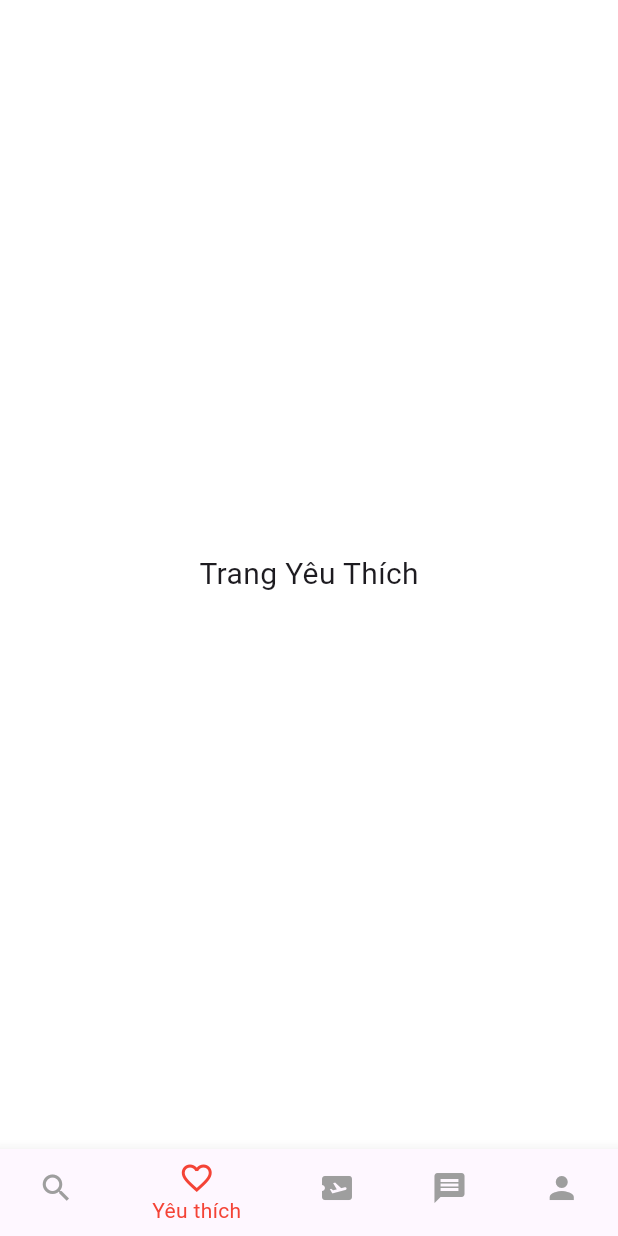
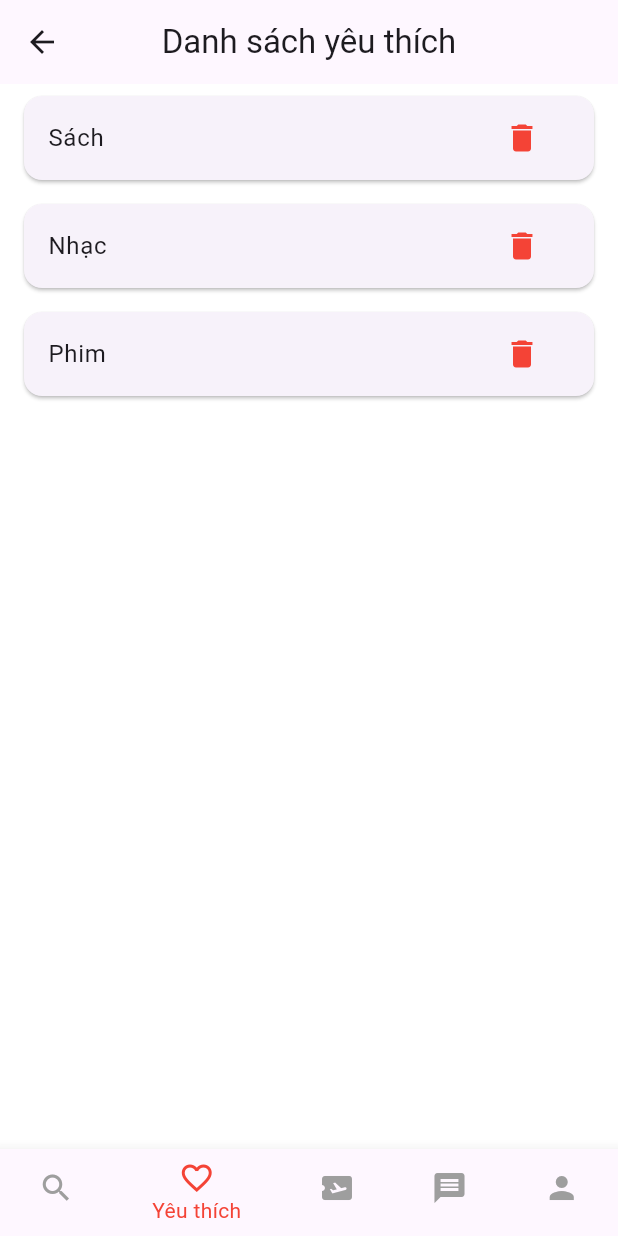
Before and after one commit to ThanhGay/hms-fe, a Flutter app: the HomeScreenBottom screen opened by its route, item 2 of the bottom bar chosen, on a phone screen of 412 x 824 dp. Run offline on Flutter 3.47's test engine with Material 3 defaults, Android fonts, the phone set to English and light mode, and no system bars; our stand-ins replace dio, flutter_svg, shared_preferences; accounts and stored records are empty; network calls fail.

Commit message:
Cấu hình lại code, call api favourite

```diff
--- /dev/null
+++ b/lib/Data/favourite_provider.dart
@@ -0,0 +1,13 @@
+import 'package:android_hms/Entity/favourite.dart';
+import 'package:flutter/material.dart';
+
+class FavouriteProvider extends ChangeNotifier {
+  List<Favourite> _favourite = [];
+
+  List<Favourite> get favourite => _favourite;
+
+  void setFavourite(List<Favourite> data) {
+    _favourite = data;
+    notifyListeners();
+  }
+}
--- /dev/null
+++ b/lib/Entity/favourite.dart
@@ -0,0 +1,19 @@
+import 'package:flutter/foundation.dart';
+
+class Favourite {
+  final int favouriteId;
+  final int customerId;
+  final int roomId;
+
+  Favourite(
+      {required this.favouriteId,
+      required this.customerId,
+      required this.roomId});
+
+  factory Favourite.fromMap(Map<String, dynamic> map) {
+    return Favourite(
+        favouriteId: map['favouriteId'] ?? 0,
+        customerId: map['customerId'] ?? 0,
+        roomId: map['roomId'] ?? 0);
+  }
+}
--- /dev/null
+++ b/lib/core/services/api_favourite.dart
@@ -0,0 +1,29 @@
+import 'package:android_hms/Data/favourite_provider.dart';
+import 'package:android_hms/Entity/favourite.dart';
+import 'package:android_hms/core/constants/api_constants.dart';
+import 'package:android_hms/core/services/dioClient.dart';
+import 'package:dio/dio.dart';
+import 'package:flutter/material.dart';
+import 'package:provider/provider.dart';
+
+class ApiFavourite {
+  static Future<void> favourite(BuildContext context) async {
+    Response response;
+    const String url = "${APIConstants.api}get-all-favourite";
+    List<Favourite> favourites = [];
+    try {
+      response = await DioClient().dio.get(url);
+
+      List<dynamic> allFavourite = response.data['items'];
+
+      favourites = allFavourite
+          .map((favourite) => Favourite.fromMap(favourite))
+          .toList();
+
+      Provider.of<FavouriteProvider>(context, listen: false)
+          .setFavourite(favourites);
+    } on DioException catch (e) {
+      print("${e.response}");
+    }
+  }
+}
--- /dev/null
+++ b/lib/presentation/screens/favourite_screen.dart
@@ -0,0 +1,42 @@
+import 'package:android_hms/core/services/api_favourite.dart';
+import 'package:flutter/material.dart';
+
+class FavouriteScreen extends StatefulWidget {
+  @override
+  State<FavouriteScreen> createState() => _FavouriteScreen();
+}
+
+class _FavouriteScreen extends State<FavouriteScreen> {
+  @override
+  void initState() {
+    super.initState();
+    ApiFavourite.favourite(context).then((data) {}).catchError((error) {});
+  }
+
+  List<String> favoriteItems = ["Sách", "Nhạc", "Phim"];
+
+  @override
+  Widget build(BuildContext context) {
+    return Scaffold(
+      appBar: AppBar(
+        title: Text("Danh sách yêu thích"),
+        centerTitle: true,
+      ),
+      body: ListView.builder(
+        itemCount: favoriteItems.length,
+        itemBuilder: (context, index) {
+          return Card(
+            margin: EdgeInsets.symmetric(horizontal: 16, vertical: 8),
+            child: ListTile(
+              title: Text(favoriteItems[index]),
+              trailing: IconButton(
+                icon: Icon(Icons.delete, color: Colors.red),
+                onPressed: () => (),
+              ),
+            ),
+          );
+        },
+      ),
+    );
+  }
+}
--- a/lib/presentation/screens/home_screen_bottom.dart
+++ b/lib/presentation/screens/home_screen_bottom.dart
@@ -1,3 +1,4 @@
+import 'package:android_hms/presentation/screens/favourite_screen.dart';
 import 'package:android_hms/presentation/screens/home_screen.dart';
 import 'package:android_hms/presentation/screens/profile_screen.dart';
 import 'package:flutter/material.dart';
@@ -18,7 +19,7 @@ class _HomeScreenBottomState extends State<HomeScreenBottom> {
     // Nội dung chính cho từng trang chính của Bottom Navigation Bar
     final List<Widget> mainPages = [
       const HomeScreen(), // Trang Khám Phá
-      Center(child: Text('Trang Yêu Thích', style: TextStyle(fontSize: 20))),
+      FavouriteScreen(),
       Center(child: Text('Trang Chuyến Đi', style: TextStyle(fontSize: 20))),
       Center(child: Text('Trang Tin Nhắn', style: TextStyle(fontSize: 20))),
       ProfileScreen()
--- a/lib/presentation/screens/signup_screen.dart
+++ b/lib/presentation/screens/signup_screen.dart
@@ -27,14 +27,16 @@ class SignupScreen extends StatelessWidget {
     if (password == reEnterPassword) {
       final response = await ApiSignup.signUp(email, password, firstName,
           lastName, phoneNumber, citizenIdentity, dateOfBirth);
-      if (response == 200) {
+      if (response == "Success") {
         ScaffoldMessenger.of(context).showSnackBar(
           SnackBar(content: Text('Registration successful!')),
         );
         Navigator.pushNamed(context, '/login');
       } else {
         ScaffoldMessenger.of(context).showSnackBar(
-          SnackBar(content: Text('Registration failed! Please try again.')),
+          SnackBar(
+              content: Text(
+                  'Registration failed! ${response}, Please try again!!!')),
         );
       }
     } else {
--- a/pubspec.yaml
+++ b/pubspec.yaml
@@ -40,6 +40,7 @@ dependencies:
   provider: ^6.1.2
   flutter_svg: ^2.0.17
   flutter_launcher_icons: ^0.14.3
+  dio: ^5.8.0+1
 
 dev_dependencies:
   flutter_test:
```
Also changed, not shown: lib/Entity/hotel.dart (+16 -5 lines), lib/Entity/room.dart (+15 -1 lines), lib/core/services/Auth/api_login.dart (+19 -13 lines), lib/core/services/Auth/api_signUp.dart (+13 -13 lines), lib/core/services/api_hotel.dart (+14 -21 lines), lib/core/services/api_room.dart (+16 -30 lines), lib/core/services/dioClient.dart (added, +38 -0 lines), lib/presentation/screens/login_screen.dart (+3 -12 lines), pubspec.lock.
